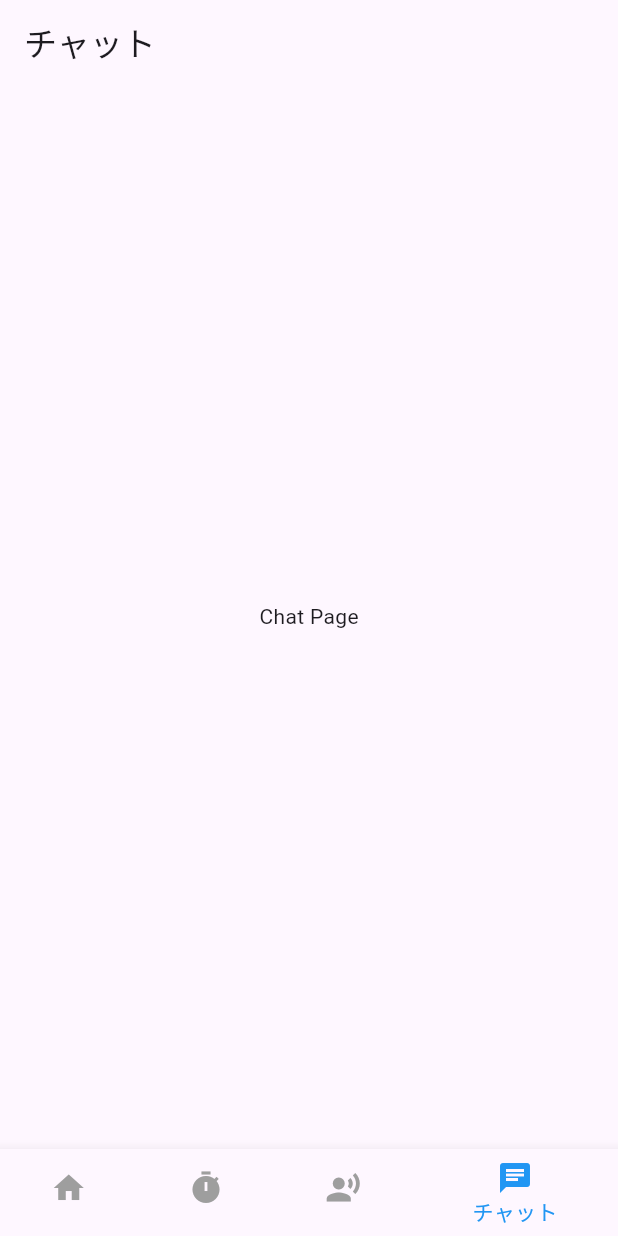
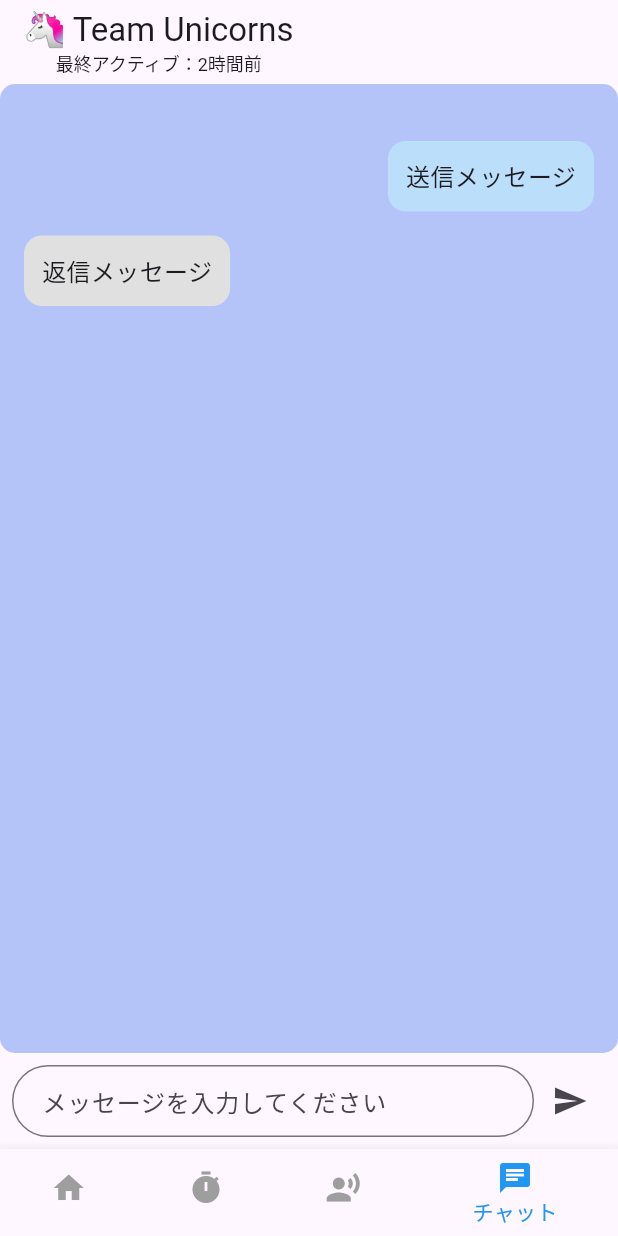
Before and after one commit to east-kite/co_study, a Flutter app: the screen it shows after launch, item 4 of the bottom bar chosen, on a phone screen of 412 x 824 dp. Run offline on Flutter 3.47's test engine with Material 3 defaults, Android fonts, the phone set to English and light mode, and no system bars.

Commit message:
chat_scaffold

```diff
--- a/lib/main.dart
+++ b/lib/main.dart
@@ -37,14 +37,9 @@
     });
   }
 
-  final List<String> _titles = ['タイムライン', 'タイマー', '記録', 'チャット'];
-
   @override
   Widget build(BuildContext context) {
     return Scaffold(
-      appBar: AppBar(
-        title: Text(_titles[_currentIndex]),
-      ),
       body: _children[_currentIndex],
       bottomNavigationBar: BottomNavigationBar(
         onTap: onTabTapped,
--- a/lib/widgets/chat_page.dart
+++ b/lib/widgets/chat_page.dart
@@ -3,8 +3,101 @@ import 'package:flutter/material.dart';
 class ChatPage extends StatelessWidget {
   @override
   Widget build(BuildContext context) {
-    return const Center(
-      child: Text('Chat Page'),
+    return Scaffold(
+      appBar: AppBar(
+        title: const Column(
+          children: [
+            Text('🦄 Team Unicorns'),
+            Text(
+              '最終アクティブ：2時間前',
+              style: TextStyle(fontSize: 12),
+            )
+          ],
+        ),
+      ),
+      body: Column(
+        children: [
+          Expanded(
+            child: Container(
+              padding: EdgeInsets.symmetric(vertical: 30),
+              decoration: BoxDecoration(
+                color: Color.fromRGBO(180, 196, 249, 1),
+                borderRadius: BorderRadius.circular(10),
+              ),
+              child: ListView(
+                children: const [
+                  MessageWidget(
+                    message: '送信メッセージ',
+                    isMe: true,
+                  ),
+                  MessageWidget(
+                    message: '返信メッセージ',
+                    isMe: false,
+                  ),
+                ],
+              ),
+            ),
+          ),
+          _buildTextInput(),
+        ],
+      ),
+    );
+  }
+
+  Widget _buildTextInput() {
+    return Container(
+      padding: EdgeInsets.all(8),
+      child: Row(
+        children: [
+          Expanded(
+            child: TextField(
+              decoration: InputDecoration(
+                hintText: 'メッセージを入力してください',
+                contentPadding:
+                    const EdgeInsets.symmetric(vertical: 12, horizontal: 16),
+                border: OutlineInputBorder(
+                  borderRadius: BorderRadius.circular(30),
+                ),
+              ),
+            ),
+          ),
+          IconButton(
+            icon: Icon(Icons.send),
+            onPressed: () {
+              // メッセージ送信処理
+            },
+          ),
+        ],
+      ),
     );
   }
 }
+
+class MessageWidget extends StatelessWidget {
+  final String message;
+  final bool isMe;
+
+  const MessageWidget({
+    required this.message,
+    required this.isMe,
+  });
+
+  @override
+  Widget build(BuildContext context) {
+    return Container(
+      padding: EdgeInsets.symmetric(vertical: 8, horizontal: 16),
+      alignment: isMe ? Alignment.centerRight : Alignment.centerLeft,
+      child: Container(
+        decoration: BoxDecoration(
+          color: isMe ? Colors.blue[100] : Colors.grey[300],
+          borderRadius: BorderRadius.circular(12),
+        ),
+        padding: EdgeInsets.all(12),
+        child: Text(
+          message,
+          style: TextStyle(fontSize: 16),
+        ),
+      ),
+    );
+  }
+}
--- a/lib/widgets/record_page.dart
+++ b/lib/widgets/record_page.dart
@@ -3,8 +3,12 @@ import 'package:flutter/material.dart';
 class RecordPage extends StatelessWidget {
   @override
   Widget build(BuildContext context) {
-    return const Center(
-      child: Text('Record Page'),
-    );
+    return Scaffold(
+        appBar: AppBar(
+          title: Text('記録'), // ここにグループ名を動的に設定する必要があります
+        ),
+        body: Center(
+          child: Text('Record Page'),
+        ));
   }
 }
--- a/lib/widgets/solo_timer_page.dart
+++ b/lib/widgets/solo_timer_page.dart
@@ -57,6 +57,9 @@ class _SoloTimerPageState extends State<SoloTimerPage> {
   @override
   Widget build(BuildContext context) {
     return Scaffold(
+      appBar: AppBar(
+        title: Text('タイマー'), // ここにグループ名を動的に設定する必要があります
+      ),
       body: Center(
         child: Column(
           mainAxisAlignment: MainAxisAlignment.center,
--- a/lib/widgets/timeline_page.dart
+++ b/lib/widgets/timeline_page.dart
@@ -4,6 +4,9 @@ class TimelinePage extends StatelessWidget {
   @override
   Widget build(BuildContext context) {
     return Scaffold(
+      appBar: AppBar(
+        title: Text('タイムライン'), // ここにグループ名を動的に設定する必要があります
+      ),
       body: DefaultTabController(
         length: 3, // タブの数
         child: Column(
@@ -16,21 +19,18 @@ class TimelinePage extends StatelessWidget {
                 children: [
                   // 友だち
                   Container(
-                    color: Colors.red,
                     child: Center(
                       child: Text('タブ1の内容'),
                     ),
                   ),
                   // 校内
                   Container(
-                    color: Colors.blue,
                     child: Center(
                       child: Text('タブ2の内容'),
                     ),
                   ),
                   // 全国
                   Container(
-                    color: Colors.yellow,
                     child: Center(
                       child: Text('タブ3の内容'),
                     ),
```
